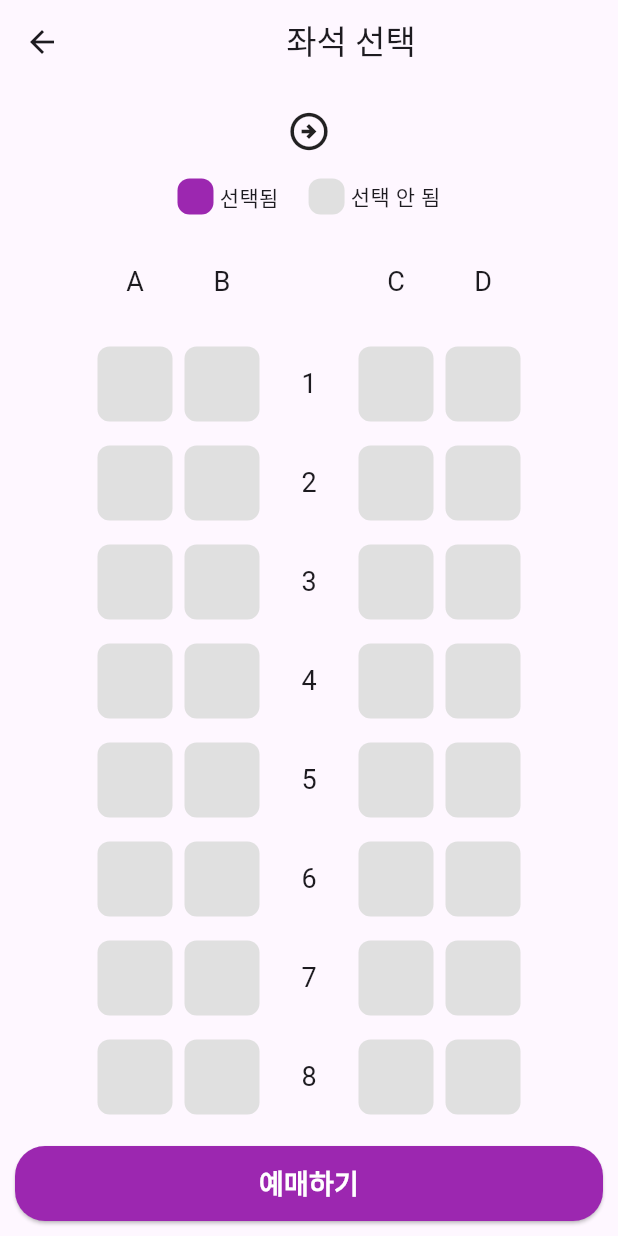
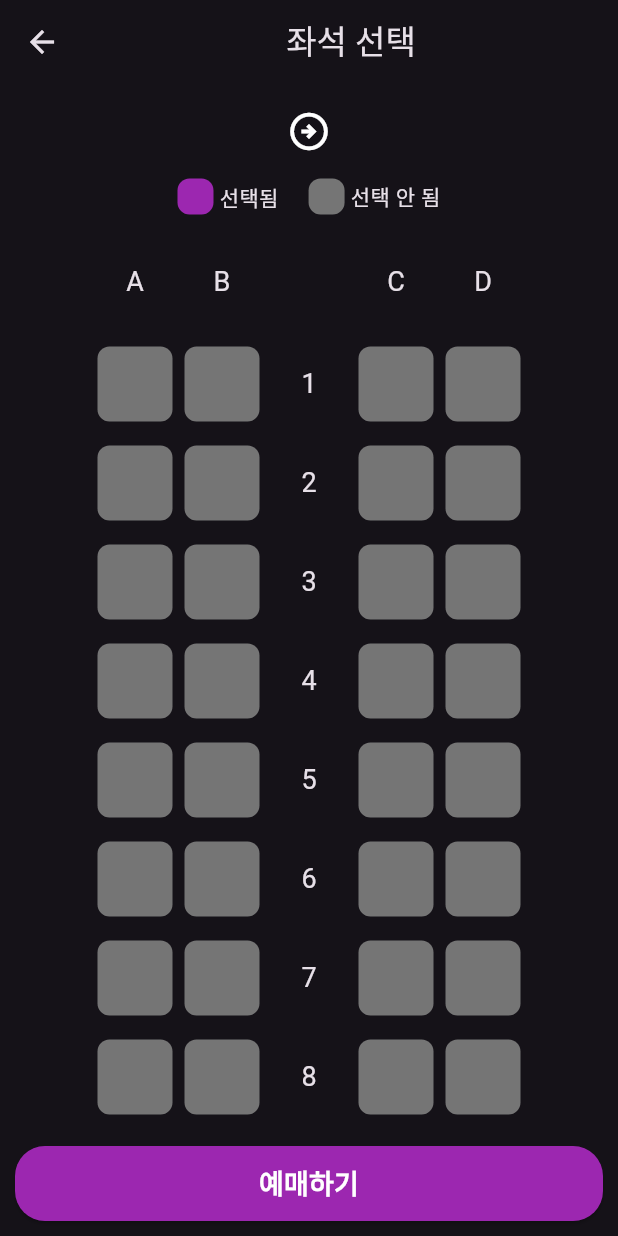
Before and after one commit to Anne9602/flutter_train_app, a Flutter app: the screen it shows after launch, after a tap on "좌석 선택", on a phone screen of 412 x 824 dp. Run offline on Flutter 3.47's test engine with Material 3 defaults, Android fonts, the phone set to English and light mode, and no system bars.

Commit message:
dark theme added

```diff
--- a/lib/main.dart
+++ b/lib/main.dart
@@ -16,8 +16,20 @@ class MyApp extends StatelessWidget {
     return MaterialApp(
       debugShowCheckedModeBanner: false,
       theme: ThemeData(
-        colorScheme: ColorScheme.fromSeed(seedColor: Colors.deepPurple),
+        colorScheme: ColorScheme.fromSeed(
+          seedColor: Colors.deepPurple,
+          brightness: Brightness.light,
+        ),
+        dividerColor: Colors.grey[300],
       ),
+      darkTheme: ThemeData(
+        colorScheme: ColorScheme.fromSeed(
+          seedColor: Colors.deepPurple,
+          brightness: Brightness.dark,
+        ),
+        dividerColor: Colors.grey[600],
+      ),
+      themeMode: ThemeMode.dark,
 
       routes: {
         '/': (context) => HomePage(),
--- a/lib/pages/home/home_page.dart
+++ b/lib/pages/home/home_page.dart
@@ -28,9 +28,10 @@ class _HomePageState extends State<HomePage> {
 
   @override
   Widget build(BuildContext context) {
+    final bool isDark = Theme.of(context).brightness == Brightness.dark;
     return Scaffold(
       appBar: AppBar(title: Center(child: Text('기차 예매'))),
-      backgroundColor: Colors.grey[200],
+      backgroundColor: isDark ? Colors.grey[1000] : Colors.grey[200],
       body: Padding(
         padding: const EdgeInsets.all(20),
         child: Column(
--- a/lib/pages/home/widgets/choice_box.dart
+++ b/lib/pages/home/widgets/choice_box.dart
@@ -20,12 +20,15 @@ class ChoiceBox extends StatelessWidget {
 
   @override
   Widget build(BuildContext context) {
+    //다크씸용 색깔 선언
+    final bool isDark = Theme.of(context).brightness == Brightness.dark;
+
     return Stack(
       children: [
         Container(
           height: 200,
           decoration: BoxDecoration(
-            color: Colors.white,
+            color: isDark ? Colors.grey[800] : Colors.white,
             borderRadius: BorderRadius.circular(20),
           ),
         ),
--- a/lib/pages/seat_page/seat_page.dart
+++ b/lib/pages/seat_page/seat_page.dart
@@ -18,6 +18,7 @@ class _SeatPageState extends State<SeatPage> {
 
   @override
   Widget build(BuildContext context) {
+    //출발역과 도착역 인자 정보 받기
     final args =
         ModalRoute.of(context)!.settings.arguments as Map<String, String>;
     String departure = args['departureStation'] ?? '';
@@ -41,7 +42,7 @@ class _SeatPageState extends State<SeatPage> {
               children: [
                 coloredLabel(Colors.purple, '선택됨'),
                 SizedBox(width: 20),
-                coloredLabel(Colors.grey[300]!, '선택 안 됨'),
+                coloredLabel(Theme.of(context).dividerColor, '선택 안 됨'),
               ],
             ),
 
@@ -123,7 +124,7 @@ class _SeatPageState extends State<SeatPage> {
             color:
                 selectedRow == row && selectedCol == col
                     ? Colors.purple
-                    : Colors.grey[300],
+                    : Theme.of(context).dividerColor,
             borderRadius: BorderRadius.circular(8),
           ),
         ),
```
